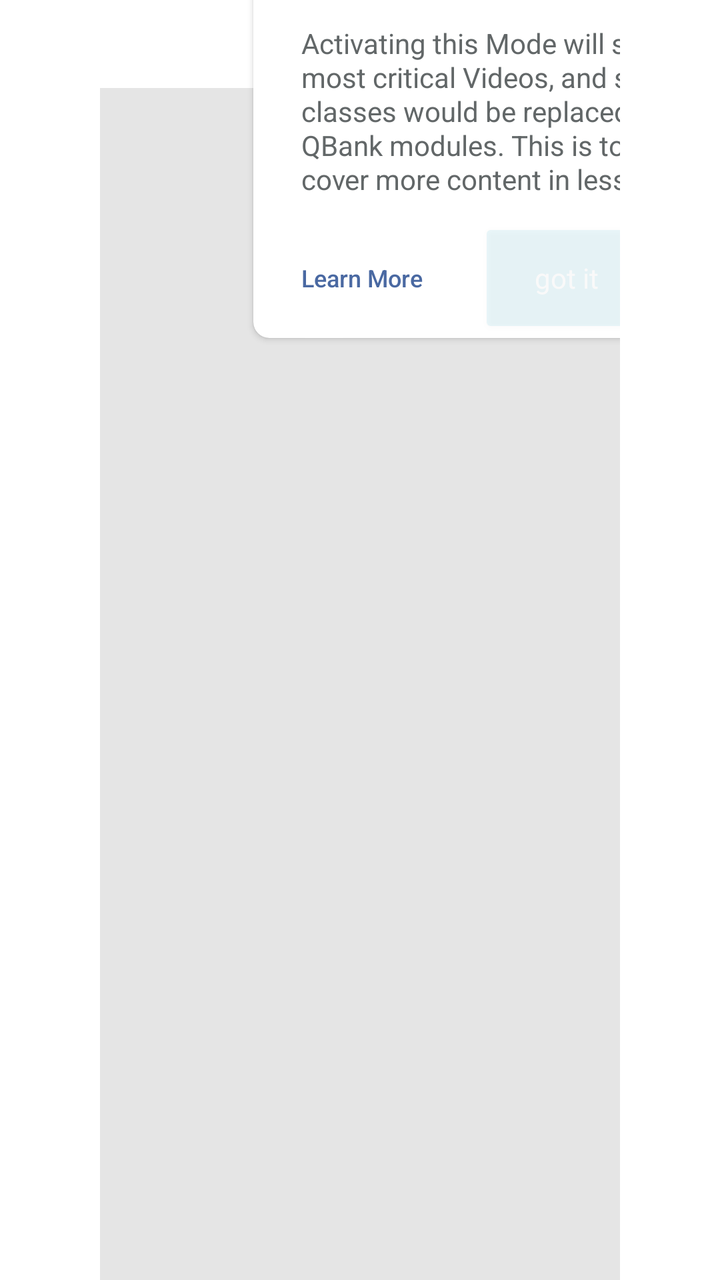
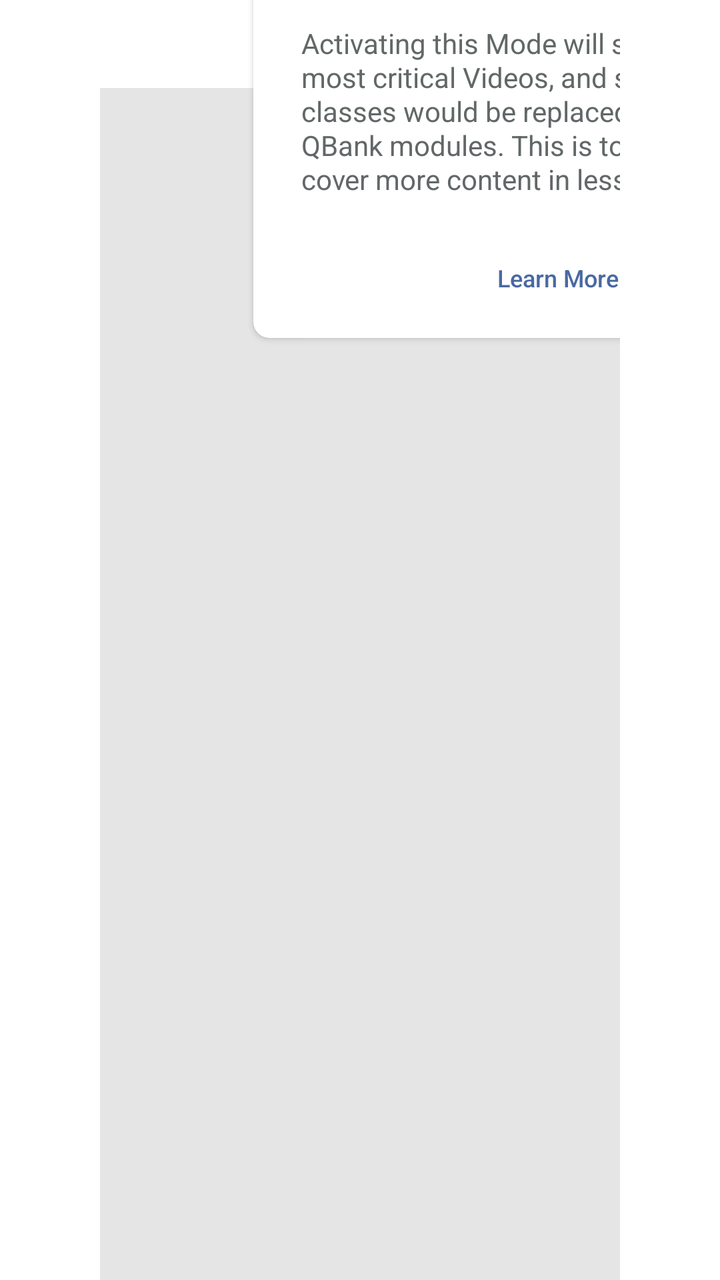

Before-and-after screenshots of an Android layout around one commit, followed by the original layout XML and the change that was made.
<!-- AndroidManifest.xml: application theme AppTheme -->
<!-- res/layout/tooltip_intern_mode_info_replica.xml -->
<?xml version="1.0" encoding="utf-8"?>
<androidx.constraintlayout.widget.ConstraintLayout xmlns:android="http://schemas.android.com/apk/res/android"
    xmlns:app="http://schemas.android.com/apk/res-auto"
    android:id="@+id/tooltipInternModeInfo"
    android:layout_width="match_parent"
    android:layout_height="match_parent"
    android:focusable="true"
    android:focusableInTouchMode="true"
    android:visibility="visible"
    android:clickable="true"
    android:enabled="true"
    android:paddingHorizontal="@dimen/margin_50">

    <View
        android:layout_width="match_parent"
        android:layout_height="match_parent"
        android:layout_marginTop="44dp"
        android:background="@color/black"
        android:alpha="0.1" />

    <FrameLayout
        android:id="@+id/container"
        android:layout_width="match_parent"
        android:layout_height="match_parent"
        android:paddingLeft="?attr/actionBarSize"
        android:clickable="false"
        android:focusable="false"
        app:layout_constraintStart_toStartOf="parent"
        app:layout_constraintTop_toTopOf="parent">

        <androidx.cardview.widget.CardView
            android:id="@+id/cardInternModeTooltip"
            android:layout_width="@dimen/tooltip_height_340dp"
            android:layout_height="wrap_content"
            android:enabled="true"
            android:layout_marginHorizontal="@dimen/margin_16dp"
            android:layout_marginTop="-18dp"
            app:cardBackgroundColor="?attr/colorSurface"
            app:cardCornerRadius="@dimen/margin_8dp"
            app:cardUseCompatPadding="true">

            <LinearLayout
                android:layout_width="match_parent"
                android:layout_height="wrap_content"
                android:orientation="vertical"
                android:paddingLeft="@dimen/margin_20dp"
                android:paddingTop="16dp"
                android:paddingHorizontal="@dimen/padding_24">

                <TextView
                    android:id="@+id/txtToolTipBody"
                    style="?attr/bodySmall"
                    android:layout_width="match_parent"
                    android:layout_height="wrap_content"
                    android:layout_marginTop="@dimen/margin_8dp"
                    android:text="@string/text_concise_tooltip_description"
                    android:textColor="?attr/colorOnSurface" />

                <LinearLayout
                    android:layout_width="wrap_content"
                    android:layout_height="wrap_content"
                    android:layout_marginTop="@dimen/padding_10"
                    android:gravity="end"
                    android:orientation="horizontal">

                    <TextView
                        android:id="@+id/tvLearnMore"
                        style="?attr/subtext2"
                        android:layout_width="wrap_content"
                        android:layout_height="match_parent"
                        android:gravity="center_vertical"
                        android:text="@string/nav_learn_more"
                        android:textColor="?attr/onSurfaceBgLinks"
                        android:layout_marginEnd="@dimen/margin_20dp" />

                    <Button
                        android:id="@+id/btnInternModeToolTipDone"
                        style="?attr/bodySmall"
                        android:layout_width="wrap_content"
                        android:layout_height="wrap_content"
                        android:minHeight="@dimen/margin_60"
                        android:layout_marginHorizontal="@dimen/margin_8dp"
                        android:paddingHorizontal="@dimen/padding_24"
                        android:backgroundTint="@color/colorPrimary"
                        android:alpha="0.13"
                        android:text="@string/got_it"
                        android:textColor="?attr/colorOnPrimary" />
                </LinearLayout>
            </LinearLayout>
        </androidx.cardview.widget.CardView>

        <ImageView
            android:id="@+id/ivTooltip"
            android:layout_width="42dp"
            android:layout_height="42dp"
            android:layout_gravity="start|top"
            android:layout_marginStart="3dp"
            android:layout_marginTop="-38dp"
            android:src="@drawable/tooltip_arrow_v1"
            android:tint="?attr/colorSurface"
            app:layout_constraintBottom_toTopOf="@id/container"
            app:layout_constraintStart_toStartOf="@id/container"
            app:layout_constraintTop_toTopOf="@id/container" />
    </FrameLayout>
</androidx.constraintlayout.widget.ConstraintLayout>
<!-- resources referenced by this layout -->
<resources>
  <color name="black">#000000</color>
  <color name="colorPrimary">#62c8df</color>
  <dimen name="margin_16dp">16dp</dimen>
  <dimen name="margin_20dp">20dp</dimen>
  <dimen name="margin_50">50dp</dimen>
  <dimen name="margin_60">60dp</dimen>
  <dimen name="margin_8dp">8dp</dimen>
  <dimen name="padding_10">10dp</dimen>
  <dimen name="padding_24">24dp</dimen>
  <dimen name="tooltip_height_340dp">340dp</dimen>
  <string name="got_it">got it</string>
  <string name="nav_learn_more">Learn More</string>
  <string name="text_concise_tooltip_description">Activating this Mode will show you only the most critical Videos, and some of the other classes would be replaced with relevant QBank modules. This is to help you focus &amp; cover more content in less time.</string>
  <color name="white">#ffffff</color>
  <color name="shell_surface">#FFFFFFFF</color>
  <color name="shell_background">#FFFFFFFF</color>
  <color name="shell_selected">#FF62C8DF</color>
  <style name="TextAppearance.Dr.Body2" parent="TextAppearance.MaterialComponents.Body2">
          <item name="android:textSize">14sp</item>
          <item name="android:textColor">?attr/colorOnSurface</item>
          <item name="android:letterSpacing">0</item>
          <item name="android:fontFamily">sans-serif</item>
          <item name="lineHeight">17sp</item>
      </style>
  <style name="TextAppearance.Dr.Body1" parent="TextAppearance.MaterialComponents.Body1">
          <item name="android:textSize">16sp</item>
          <item name="android:textColor">?attr/colorOnSurface</item>
          <item name="android:letterSpacing">0</item>
          <item name="android:fontFamily">sans-serif</item>
          <item name="lineHeight">19sp</item>
      </style>
  <color name="n_05">#f5f5f5</color>
  <color name="n_00">#ffffff</color>
  <color name="sepia85">#fbe795</color>
  <color name="mb_50">#62c8df</color>
  <color name="mb_50_a_20">#3362c8df</color>
  <color name="n_00_o_50">#80000000</color>
  <color name="links">#4a69a2</color>
  <color name="n_10">#e5e6e6</color>
  <color name="mb_90">#16343b</color>
  <color name="n_60">#626768</color>
  <color name="n_50">#7b8182</color>
  <color name="n_40">#959a9b</color>
  <color name="n_15">#d7d9da</color>
  <style name="TextAppearance.Dr.SmallText2" parent="TextAppearance.Dr.Caption">
          <item name="android:textColor">?attr/colorOnSurface</item>
          <item name="android:letterSpacing">0</item>
          <item name="android:fontFamily">sans-serif-medium</item>
      </style>
  <style name="TextAppearance.Dr.Subtitle1" parent="TextAppearance.MaterialComponents.Subtitle1">
          <item name="android:textSize">12sp</item>
          <item name="android:textColor">?attr/colorOnSurface</item>
          <item name="android:letterSpacing">0</item>
          <item name="android:fontFamily">sans-serif</item>
          <item name="lineHeight">14sp</item>
      </style>
  <color name="tGreen">#1f4851</color>
  <color name="n_70">#4a4d4e</color>
  <color name="n_30">#b0b3b4</color>
  <color name="blue4">#4da3b6</color>
  <color name="index_color">#3c8090</color>
  <color name="blue3">#80d2e5</color>
  <style name="TextAppearance.Dr.Headline2" parent="TextAppearance.MaterialComponents.Headline2">
          <item name="android:textSize">30sp</item>
          <item name="android:textColor">?attr/colorOnSurface</item>
          <item name="android:letterSpacing">0</item>
          <item name="android:fontFamily">sans-serif-medium</item>
          <item name="lineHeight">36sp</item>
      </style>
  <color name="green03">#c0ed86</color>
  <style name="TextAppearance.Dr.Caption" parent="TextAppearance.MaterialComponents.Caption">
          <item name="android:textSize">10sp</item>
          <item name="android:textColor">?attr/colorOnSurface</item>
          <item name="android:letterSpacing">0</item>
          <item name="android:fontFamily">sans-serif</item>
          <item name="lineHeight">12sp</item>
      </style>
  <!-- unchanged entries left out for length: 8 -->
</resources>

<!-- the commit's change to res/layout/tooltip_intern_mode_info_replica.xml (unified diff, before → after) -->
@@ -8,7 +8,7 @@
     android:focusableInTouchMode="true"
     android:visibility="visible"
     android:clickable="true"
-    android:enabled="true"
+    android:fillViewport="true"
     android:paddingHorizontal="@dimen/margin_50">
 
     <View
@@ -23,8 +23,8 @@
         android:layout_width="match_parent"
         android:layout_height="match_parent"
         android:paddingLeft="?attr/actionBarSize"
-        android:clickable="false"
-        android:focusable="false"
+        android:clipChildren="false"
+        android:clipToPadding="false"
         app:layout_constraintStart_toStartOf="parent"
         app:layout_constraintTop_toTopOf="parent">
 
@@ -32,7 +32,7 @@
             android:id="@+id/cardInternModeTooltip"
             android:layout_width="@dimen/tooltip_height_340dp"
             android:layout_height="wrap_content"
-            android:enabled="true"
+            android:clickable="true"
             android:layout_marginHorizontal="@dimen/margin_16dp"
             android:layout_marginTop="-18dp"
             app:cardBackgroundColor="?attr/colorSurface"
@@ -60,7 +60,7 @@
                     android:layout_width="wrap_content"
                     android:layout_height="wrap_content"
                     android:layout_marginTop="@dimen/padding_10"
-                    android:gravity="end"
+                    android:layout_gravity="end"
                     android:orientation="horizontal">
 
                     <TextView
